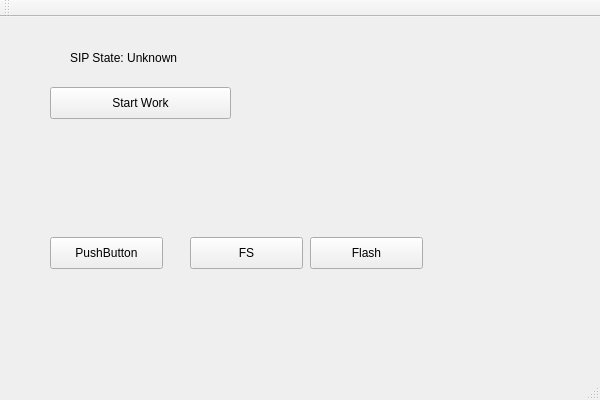
First picture: the form in mainwindow.ui, repository seven1240/trainer-studio-opensource, before the edit.
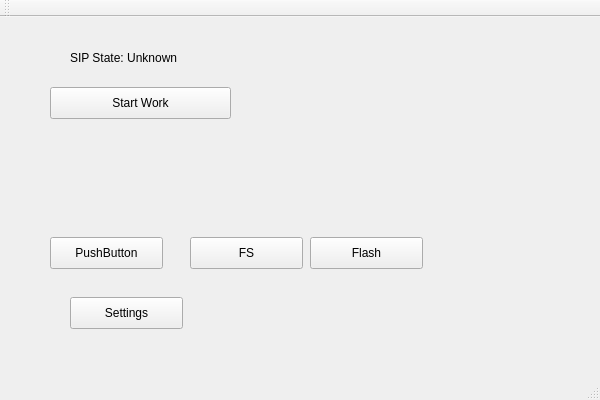
Second picture: the form after the edit.

Commit message: add basic settings

Patch:
```diff
--- a/mainwindow.ui
+++ b/mainwindow.ui
@@ -88,6 +88,19 @@
      <string>PushButton</string>
     </property>
    </widget>
+   <widget class="QPushButton" name="pushButton_4">
+    <property name="geometry">
+     <rect>
+      <x>70</x>
+      <y>280</y>
+      <width>113</width>
+      <height>32</height>
+     </rect>
+    </property>
+    <property name="text">
+     <string>Settings</string>
+    </property>
+   </widget>
   </widget>
   <widget class="QMenuBar" name="menuBar">
    <property name="geometry">
```
The commit also changes 15 other files.
